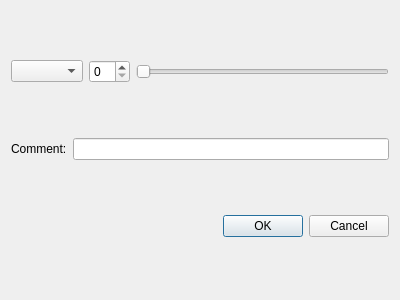
This is removeexchangedialog.ui in EmreBilal98/Saving_Organizator as Qt 5 draws it before an edit. The edited form follows.
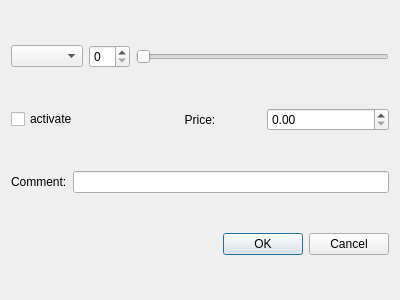
This is the edited form.

Diff of the .ui file:
```diff
--- a/removeexchangedialog.ui
+++ b/removeexchangedialog.ui
@@ -31,6 +31,37 @@
      </item>
     </layout>
    </item>
+   <item>
+    <layout class="QHBoxLayout" name="horizontalLayout_3">
+     <item>
+      <widget class="QCheckBox" name="chk_activate">
+       <property name="text">
+        <string>activate</string>
+       </property>
+      </widget>
+     </item>
+     <item>
+      <widget class="QLabel" name="label_2">
+       <property name="text">
+        <string>Price:</string>
+       </property>
+       <property name="alignment">
+        <set>Qt::AlignmentFlag::AlignCenter</set>
+       </property>
+      </widget>
+     </item>
+     <item>
+      <widget class="QDoubleSpinBox" name="price_spinBox">
+       <property name="maximum">
+        <double>10000000.000000000000000</double>
+       </property>
+       <property name="singleStep">
+        <double>10.000000000000000</double>
+       </property>
+      </widget>
+     </item>
+    </layout>
+   </item>
    <item>
     <layout class="QHBoxLayout" name="horizontalLayout_2">
      <item>
```
